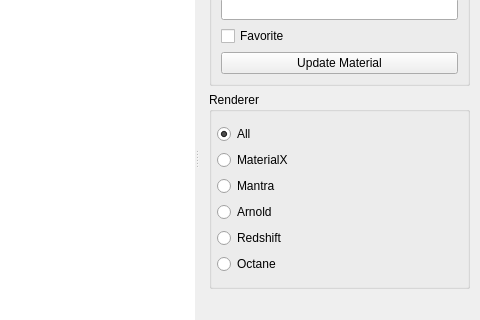
Old version of the form scripts/python/matlib/ui/matlib.ui in the repository eglaubauf/egMatLib; both pictures show x 320 to 800 and y 262 to 582 of the 800 by 821 pixel window.
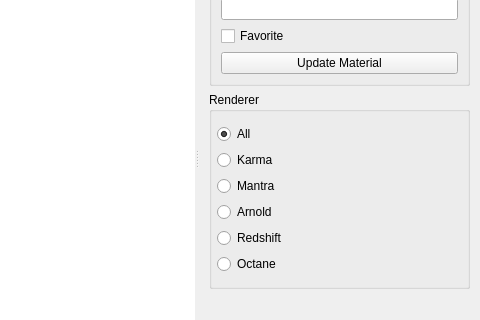
New version of the form. Custom widgets are drawn as their Qt base class.

```diff
--- a/scripts/python/matlib/ui/matlib.ui
+++ b/scripts/python/matlib/ui/matlib.ui
@@ -612,7 +612,7 @@
                     <bool>true</bool>
                    </property>
                    <property name="text">
-                    <string>MaterialX</string>
+                    <string>Karma</string>
                    </property>
                    <property name="checked">
                     <bool>false</bool>
```
